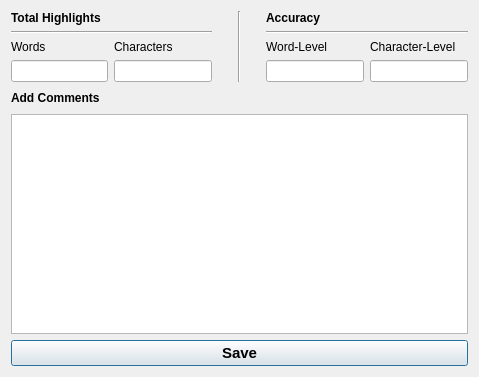
Before: the Qt Designer form FrameWorkCode/commentsview.ui in UDAAN-LEAP/leap-pe-tool, drawn with Qt 5.
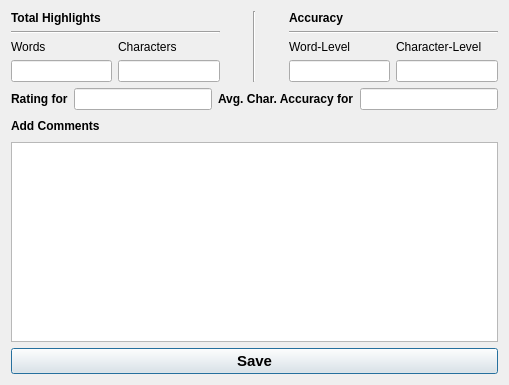
After: the same form once the commit is applied.

Commit message: Ratings, Email, Proj Creation

Diff of the .ui file:
```diff
--- a/FrameWorkCode/commentsview.ui
+++ b/FrameWorkCode/commentsview.ui
@@ -6,8 +6,8 @@
    <rect>
     <x>0</x>
     <y>0</y>
-    <width>479</width>
-    <height>377</height>
+    <width>509</width>
+    <height>385</height>
    </rect>
   </property>
   <property name="windowTitle">
@@ -151,6 +151,38 @@
      </item>
     </layout>
    </item>
+   <item>
+    <layout class="QHBoxLayout" name="ratingsAccLayout">
+     <item>
+      <widget class="QLabel" name="ratingLabel">
+       <property name="text">
+        <string>&lt;html&gt;&lt;head/&gt;&lt;body&gt;&lt;p&gt;&lt;span style=&quot; font-weight:600;&quot;&gt;Rating for&lt;/span&gt;&lt;/p&gt;&lt;/body&gt;&lt;/html&gt;</string>
+       </property>
+      </widget>
+     </item>
+     <item>
+      <widget class="QLineEdit" name="rating">
+       <property name="readOnly">
+        <bool>true</bool>
+       </property>
+      </widget>
+     </item>
+     <item>
+      <widget class="QLabel" name="avgAccLabel">
+       <property name="text">
+        <string>&lt;html&gt;&lt;head/&gt;&lt;body&gt;&lt;p&gt;&lt;span style=&quot; font-weight:600;&quot;&gt;Avg. Char. Accuracy for&lt;/span&gt;&lt;/p&gt;&lt;/body&gt;&lt;/html&gt;</string>
+       </property>
+      </widget>
+     </item>
+     <item>
+      <widget class="QLineEdit" name="avgAcc">
+       <property name="readOnly">
+        <bool>true</bool>
+       </property>
+      </widget>
+     </item>
+    </layout>
+   </item>
    <item>
     <layout class="QHBoxLayout" name="horizontalLayout_5">
      <item>
@@ -162,97 +194,6 @@
      </item>
      <item>
       <layout class="QHBoxLayout" name="horizontalLayout_4">
-       <item>
-        <spacer name="horizontalSpacer_3">
-         <property name="orientation">
-          <enum>Qt::Horizontal</enum>
-         </property>
-         <property name="sizeHint" stdset="0">
-          <size>
-           <width>40</width>
-           <height>20</height>
-          </size>
-         </property>
-        </spacer>
-       </item>
-       <item>
-        <spacer name="horizontalSpacer_4">
-         <property name="orientation">
-          <enum>Qt::Horizontal</enum>
-         </property>
-         <property name="sizeHint" stdset="0">
-          <size>
-           <width>40</width>
-           <height>20</height>
-          </size>
-         </property>
-        </spacer>
-       </item>
-       <item>
-        <spacer name="horizontalSpacer_5">
-         <property name="orientation">
-          <enum>Qt::Horizontal</enum>
-         </property>
-         <property name="sizeHint" stdset="0">
-          <size>
-           <width>40</width>
-           <height>20</height>
-          </size>
-         </property>
-        </spacer>
-       </item>
-       <item>
-        <spacer name="horizontalSpacer_6">
-         <property name="orientation">
-          <enum>Qt::Horizontal</enum>
-         </property>
-         <property name="sizeHint" stdset="0">
-          <size>
-           <width>40</width>
-           <height>20</height>
-          </size>
-         </property>
-        </spacer>
-       </item>
-       <item>
-        <spacer name="horizontalSpacer_7">
-         <property name="orientation">
-          <enum>Qt::Horizontal</enum>
-         </property>
-         <property name="sizeHint" stdset="0">
-          <size>
-           <width>40</width>
-           <height>20</height>
-          </size>
-         </property>
-        </spacer>
-       </item>
-       <item>
-        <spacer name="horizontalSpacer_8">
-         <property name="orientation">
-          <enum>Qt::Horizontal</enum>
-         </property>
-         <property name="sizeHint" stdset="0">
-          <size>
-           <width>40</width>
-           <height>20</height>
-          </size>
-         </property>
-        </spacer>
-       </item>
-       <item>
-        <spacer name="horizontalSpacer_9">
-         <property name="orientation">
-          <enum>Qt::Horizontal</enum>
-         </property>
-         <property name="sizeHint" stdset="0">
-          <size>
-           <width>40</width>
-           <height>20</height>
-          </size>
-         </property>
-        </spacer>
-       </item>
        <item>
         <spacer name="horizontalSpacer_10">
          <property name="orientation">
```
The commit also changes 52 other files.
